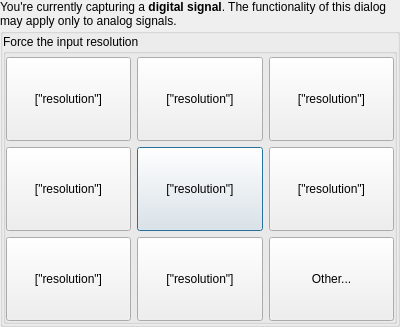
mrehkopf/vcs, file src/display/qt/dialogs/ui/input_resolution_dialog.ui: the form before one commit.
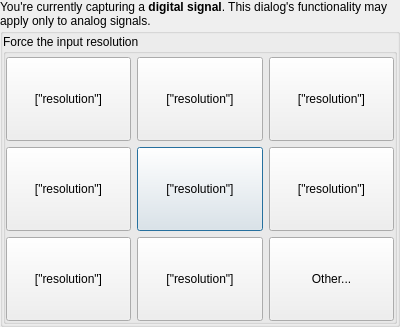
The form after the commit.

Commit message: gui/input-resolution: Tweak wording of digital signal warning

Patch:
```diff
--- a/src/display/qt/dialogs/ui/input_resolution_dialog.ui
+++ b/src/display/qt/dialogs/ui/input_resolution_dialog.ui
@@ -32,7 +32,7 @@
    <item>
     <widget class="QLabel" name="label_warnOfDigitalInput">
      <property name="text">
-      <string>&lt;html&gt;&lt;head/&gt;&lt;body&gt;&lt;p&gt;You're currently capturing a &lt;span style=&quot; font-weight:600;&quot;&gt;digital signal&lt;/span&gt;. The functionality of this dialog may apply only to analog signals.&lt;/p&gt;&lt;/body&gt;&lt;/html&gt;</string>
+      <string>&lt;html&gt;&lt;head/&gt;&lt;body&gt;&lt;p&gt;You're currently capturing a &lt;span style=&quot; font-weight:600;&quot;&gt;digital signal&lt;/span&gt;. This dialog's functionality may apply only to analog signals.&lt;/p&gt;&lt;/body&gt;&lt;/html&gt;</string>
      </property>
      <property name="wordWrap">
       <bool>true</bool>
```
